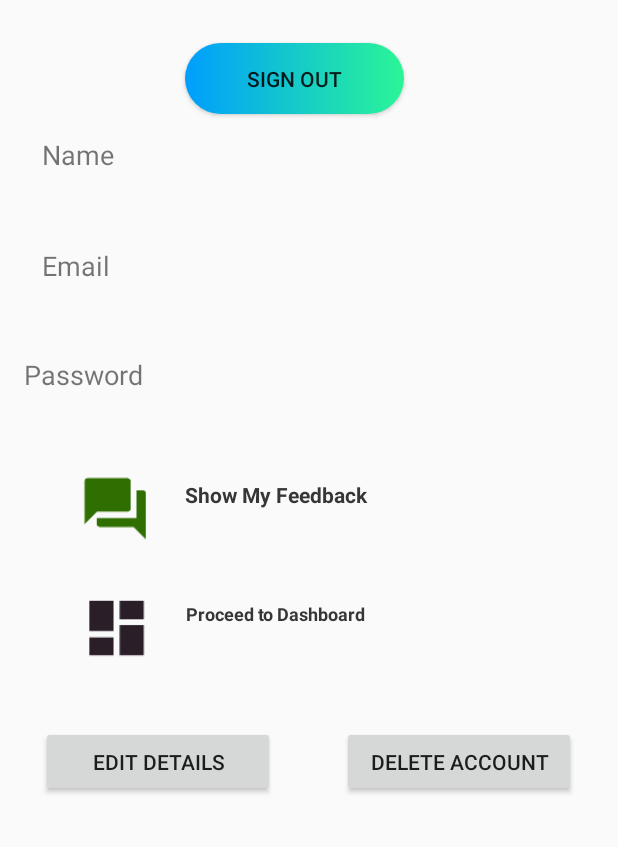
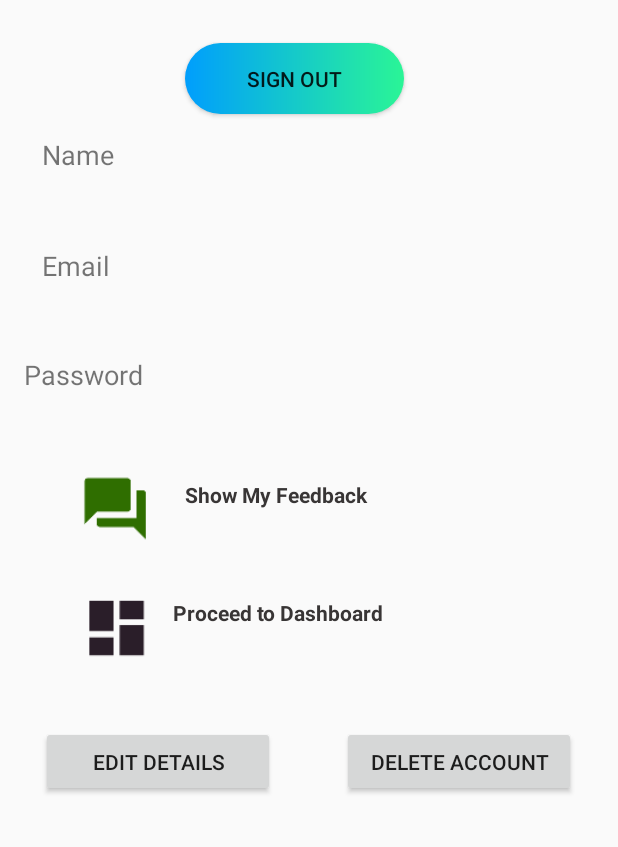
Before and after one commit to VidulaDakshitha/Question-Answer-mobile-app-using-Android-studio, an Android app: the personalprofile screen opened directly, with no data from a screen before it, on a phone screen of 412 x 824 dp, the part 389-1236 px from its top. Run offline under Robolectric (Android 15) with nearby library versions, the phone set to English and light mode, and no system bars.

Commit message:
personal profile interface changes addded

```diff
--- a/app/src/main/res/layout/activity_personalprofile.xml
+++ b/app/src/main/res/layout/activity_personalprofile.xml
@@ -68,6 +68,7 @@
         android:layout_marginEnd="8dp"
         android:layout_marginRight="8dp"
         android:layout_marginBottom="8dp"
+        android:gravity="center"
         app:layout_constraintBottom_toBottomOf="parent"
         app:layout_constraintEnd_toEndOf="parent"
         app:layout_constraintHorizontal_bias="1.0"
@@ -103,6 +104,7 @@
         android:layout_marginEnd="8dp"
         android:layout_marginRight="8dp"
         android:layout_marginBottom="8dp"
+        android:gravity="center"
         app:layout_constraintBottom_toBottomOf="parent"
         app:layout_constraintEnd_toEndOf="parent"
         app:layout_constraintHorizontal_bias="1.0"
@@ -153,6 +155,7 @@
         android:layout_marginEnd="8dp"
         android:layout_marginRight="8dp"
         android:layout_marginBottom="8dp"
+        android:gravity="center"
         app:layout_constraintBottom_toBottomOf="parent"
         app:layout_constraintEnd_toEndOf="parent"
         app:layout_constraintTop_toTopOf="parent"
@@ -225,7 +228,7 @@
         android:layout_marginRight="8dp"
         android:text="@string/proceed_feedback"
         android:textColor="#383535"
-        android:textSize="12sp"
+        android:textSize="14sp"
         android:textStyle="bold"
         app:layout_constraintBottom_toBottomOf="parent"
         app:layout_constraintEnd_toEndOf="parent"
```
